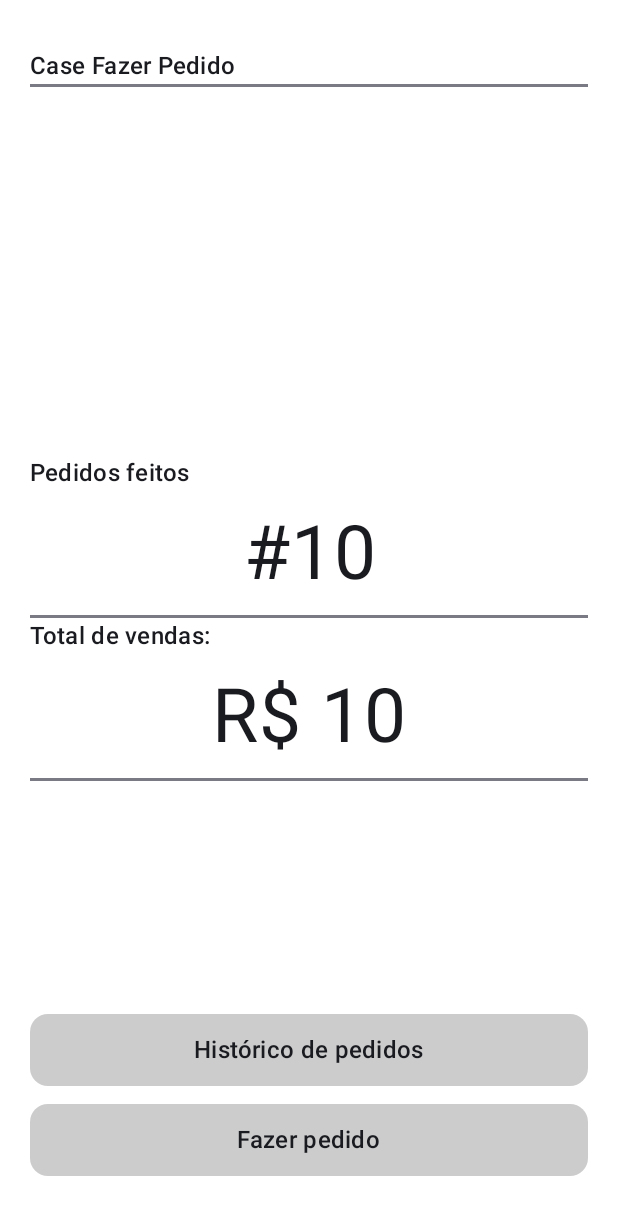
After one commit to RafaelAmr93/CaseFazerPedido, an Android app built with Jetpack Compose: the composable MainScreen shown on its own in the app's theme, on a phone screen of 412 x 824 dp. The commit adds this screen. Shown: the top 1215 px of the screen. Run offline under Robolectric (Android 15) with nearby library versions, the phone set to English and light mode, and no system bars.

Commit message:
main screen ui com strings iniciais

```diff
--- /dev/null
+++ b/app/src/main/java/rafalamaro/casefazerpedido/MainScreen.kt
@@ -0,0 +1,176 @@
+package rafalamaro.casefazerpedido
+
+import androidx.compose.foundation.background
+import androidx.compose.foundation.clickable
+import androidx.compose.foundation.interaction.MutableInteractionSource
+import androidx.compose.foundation.layout.Arrangement
+import androidx.compose.foundation.layout.Box
+import androidx.compose.foundation.layout.BoxScope
+import androidx.compose.foundation.layout.Column
+import androidx.compose.foundation.layout.fillMaxSize
+import androidx.compose.foundation.layout.fillMaxWidth
+import androidx.compose.foundation.layout.padding
+import androidx.compose.foundation.shape.RoundedCornerShape
+import androidx.compose.material.ripple.rememberRipple
+import androidx.compose.material3.HorizontalDivider
+import androidx.compose.material3.Text
+import androidx.compose.runtime.Composable
+import androidx.compose.runtime.remember
+import androidx.compose.ui.Alignment
+import androidx.compose.ui.Modifier
+import androidx.compose.ui.draw.clip
+import androidx.compose.ui.graphics.Color
+import androidx.compose.ui.res.stringResource
+import androidx.compose.ui.text.style.TextAlign
+import androidx.compose.ui.tooling.preview.Preview
+import androidx.compose.ui.unit.dp
+import androidx.compose.ui.unit.sp
+import rafalamaro.casefazerpedido.ui.theme.Typography
+
+@Composable
+internal fun MainScreen() {
+    Box(
+        modifier = Modifier
+            .fillMaxSize()
+            .background(color = Color.White)
+    ) {
+        Header()
+        Body()
+        Footer()
+    }
+}
+
+@Composable
+private fun BoxScope.Header() {
+    Column(
+        modifier = Modifier
+            .align(Alignment.TopCenter)
+            .padding(
+                top = 32.dp,
+                start = 20.dp,
+                end = 20.dp,
+                bottom = 24.dp
+            )
+    ) {
+        Text(
+            text = stringResource(R.string.main_screen_title),
+            style = Typography.titleMedium,
+        )
+        HorizontalDivider(
+            thickness = 2.dp
+        )
+    }
+}
+
+@Composable
+private fun BoxScope.Body() {
+    Column(
+        modifier = Modifier
+            .align(Alignment.Center)
+            .padding(horizontal = 20.dp),
+        verticalArrangement = Arrangement.Center
+    ) {
+        TotalOrders()
+        TotalSales()
+    }
+}
+
+@Composable
+private fun BoxScope.Footer() {
+    Column(
+        verticalArrangement = Arrangement.spacedBy(12.dp),
+        modifier = Modifier
+            .align(Alignment.BottomCenter)
+            .padding(
+                start = 20.dp,
+                end = 20.dp,
+                bottom = 40.dp
+            )
+    ) {
+        FooterButtons(
+            text = stringResource(R.string.order_history_button_label),
+            onClick = {}
+        )
+        FooterButtons(
+            text = stringResource(R.string.place_order_button_label),
+            onClick = {}
+        )
+    }
+}
+
+@Composable
+private fun TotalOrders() {
+    Column(
+        verticalArrangement = Arrangement.spacedBy(12.dp)
+    ) {
+        val tempNumber = 10
+        Text(
+            text = stringResource(R.string.total_orders),
+            style = Typography.titleMedium
+        )
+        Text(
+            text = stringResource(R.string.order_symbol, tempNumber),
+            fontSize = 50.sp,
+            modifier = Modifier.fillMaxWidth(),
+            textAlign = TextAlign.Center
+        )
+        HorizontalDivider(
+            thickness = 2.dp
+        )
+    }
+}
+
+@Composable
+private fun TotalSales() {
+    Column(
+        verticalArrangement = Arrangement.spacedBy(12.dp)
+    ) {
+        val tempNumber = 10
+        Text(
+            text = stringResource(R.string.total_sales),
+            style = Typography.titleMedium
+        )
+        Text(
+            text = stringResource(R.string.money_symbol, tempNumber),
+            modifier = Modifier.fillMaxWidth(),
+            textAlign = TextAlign.Center,
+            fontSize = 50.sp
+        )
+        HorizontalDivider(
+            thickness = 2.dp
+        )
+    }
+}
+
+@Composable
+private fun FooterButtons(
+    text: String,
+    onClick: () -> Unit
+) {
+    Box(
+        contentAlignment = Alignment.Center,
+        modifier = Modifier
+            .fillMaxWidth()
+            .clip(shape = RoundedCornerShape(12.dp))
+            .background(Color.LightGray)
+            .clickable(
+                onClick = {
+                    onClick()
+                },
+                indication = rememberRipple(color = Color.DarkGray),
+                interactionSource = remember { MutableInteractionSource() }
+            )
+    ) {
+        Text(
+            text = text,
+            style = Typography.titleMedium,
+            modifier = Modifier.padding(vertical = 12.dp)
+        )
+    }
+}
+
+@Composable
+@Preview
+private fun MainScreenPreview() {
+    MainScreen()
+}
--- a/app/src/main/res/values/strings.xml
+++ b/app/src/main/res/values/strings.xml
@@ -1,3 +1,10 @@
 <resources>
     <string name="app_name">CaseFazerPedido</string>
+    <string name="main_screen_title">Case Fazer Pedido</string>
+    <string name="order_history_button_label">Histórico de pedidos</string>
+    <string name="place_order_button_label">Fazer pedido</string>
+    <string name="total_orders">Pedidos feitos</string>
+    <string name="order_symbol">#%d</string>
+    <string name="total_sales">Total de vendas:</string>
+    <string name="money_symbol">R$ %d</string>
 </resources>
```
